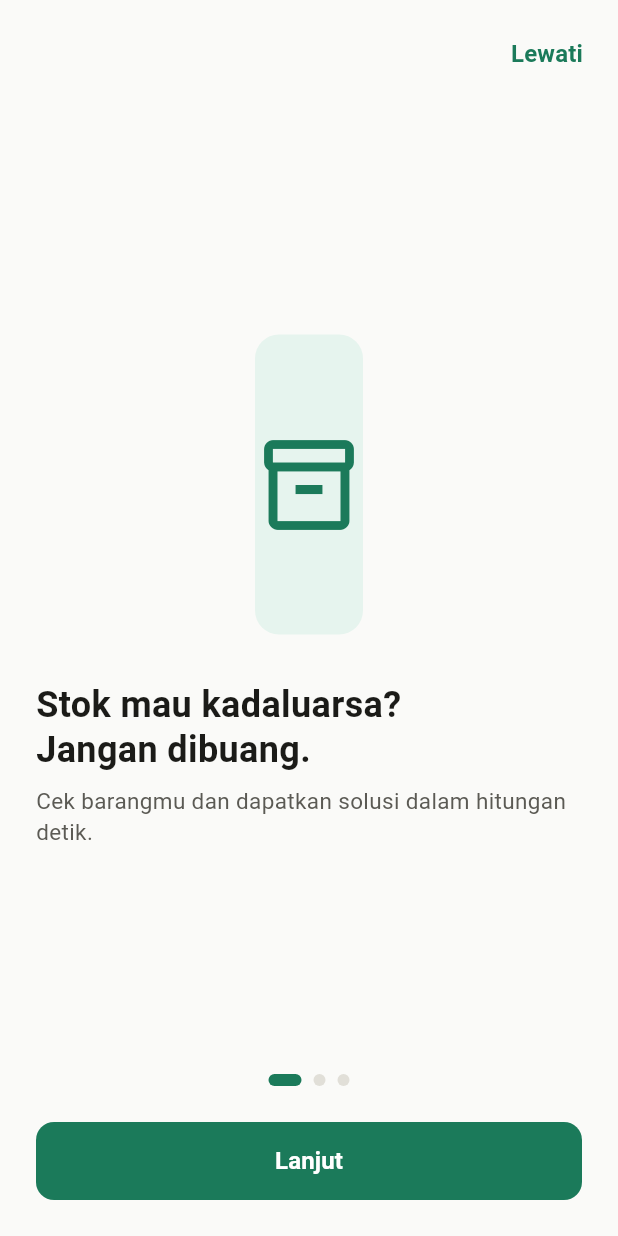
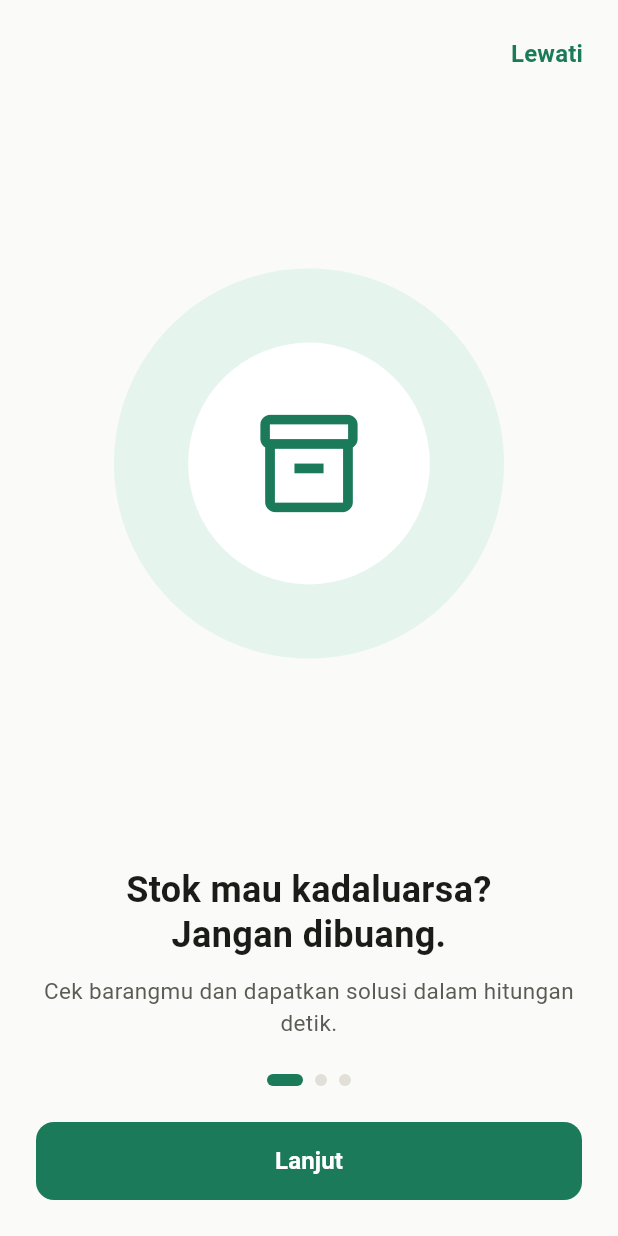
Before and after one commit to duskoide/komfes, a Flutter app: the screen it shows after launch, on a phone screen of 412 x 824 dp. Run offline on Flutter 3.47's test engine with Material 3 defaults, Android fonts, the phone set to English and light mode, and no system bars; our stand-ins replace device_preview, flutter_riverpod, go_router; accounts and stored records are empty.

Commit message:
feat: restyle onboarding slides and label the page indicator (S-02)
The flat placeholder box is replaced by a concentric-circle
composition that scales with the viewport. Slide text is centred on
phones but stays left-aligned on tablets, and paragraph width is
capped with paragraphMaxWidth.

The page indicator now carries a semantic label announcing the current
slide.

```diff
--- a/frontend/lib/features/onboarding/onboarding_screen.dart
+++ b/frontend/lib/features/onboarding/onboarding_screen.dart
@@ -69,7 +69,9 @@ class _OnboardingScreenState extends ConsumerState<OnboardingScreen> {
                         children: [
                           Expanded(child: _Illustration(icon: slide.icon)),
                           const SizedBox(width: AppSpacing.xxl),
-                          Expanded(child: _SlideText(slide: slide)),
+                          Expanded(
+                            child: _SlideText(slide: slide, centered: false),
+                          ),
                         ],
                       ),
                     );
@@ -79,23 +81,28 @@ class _OnboardingScreenState extends ConsumerState<OnboardingScreen> {
                     child: Column(
                       mainAxisAlignment: MainAxisAlignment.center,
                       children: [
-                        _Illustration(icon: slide.icon),
+                        Flexible(child: _Illustration(icon: slide.icon)),
                         const SizedBox(height: AppSpacing.xxl),
-                        _SlideText(slide: slide),
+                        _SlideText(slide: slide, centered: true),
                       ],
                     ),
                   );
                 },
               ),
             ),
-            Row(
+            Semantics(
+              label: 'Slide ${_page + 1} dari ${_slides.length}',
+              child: Padding(
+                padding: const EdgeInsets.only(top: AppSpacing.xl),
+                child: Row(
                   mainAxisAlignment: MainAxisAlignment.center,
                   children: List.generate(_slides.length, (i) {
                     final active = i == _page;
                     return AnimatedContainer(
                       duration: const Duration(milliseconds: 200),
+                      curve: Curves.easeOut,
                       margin: const EdgeInsets.symmetric(horizontal: 4),
-                  width: active ? 22 : 8,
+                      width: active ? 24 : 8,
                       height: 8,
                       decoration: BoxDecoration(
                         color: active ? AppColors.primary : AppColors.border,
@@ -103,6 +110,8 @@ class _OnboardingScreenState extends ConsumerState<OnboardingScreen> {
                       ),
                     );
                   }),
+                ),
+              ),
             ),
             Padding(
               padding: const EdgeInsets.all(AppSpacing.xl),
@@ -130,37 +139,76 @@ class _OnboardingScreenState extends ConsumerState<OnboardingScreen> {
   }
 }
 
+/// Dua lingkaran sepusat, tanpa shadow bertumpuk — sesuai batasan
+/// perangkat low-end di panduan (§2.5).
 class _Illustration extends StatelessWidget {
   const _Illustration({required this.icon});
   final IconData icon;
 
   @override
   Widget build(BuildContext context) {
-    return Container(
-      height: 200,
-      decoration: BoxDecoration(
+    return Center(
+      child: AspectRatio(
+        aspectRatio: 1,
+        child: LayoutBuilder(
+          builder: (context, constraints) {
+            final outer = constraints.biggest.shortestSide.clamp(160.0, 260.0);
+            return Center(
+              child: Container(
+                width: outer,
+                height: outer,
+                decoration: const BoxDecoration(
                   color: AppColors.primaryLight,
-        borderRadius: BorderRadius.circular(AppSpacing.radiusLg),
+                  shape: BoxShape.circle,
                 ),
-      child: Icon(icon, size: 72, color: AppColors.primary),
+                child: Center(
+                  child: Container(
+                    width: outer * 0.62,
+                    height: outer * 0.62,
+                    decoration: const BoxDecoration(
+                      color: AppColors.surface,
+                      shape: BoxShape.circle,
+                    ),
+                    child: Icon(
+                      icon,
+                      size: outer * 0.3,
+                      color: AppColors.primary,
+                    ),
+                  ),
+                ),
+              ),
+            );
+          },
+        ),
+      ),
     );
   }
 }
 
 class _SlideText extends StatelessWidget {
-  const _SlideText({required this.slide});
+  const _SlideText({required this.slide, required this.centered});
   final _Slide slide;
+  final bool centered;
 
   @override
   Widget build(BuildContext context) {
-    return Column(
-      crossAxisAlignment: CrossAxisAlignment.start,
+    final align = centered ? TextAlign.center : TextAlign.start;
+    return ConstrainedBox(
+      constraints: const BoxConstraints(maxWidth: AppSpacing.paragraphMaxWidth),
+      child: Column(
+        crossAxisAlignment:
+            centered ? CrossAxisAlignment.center : CrossAxisAlignment.start,
         mainAxisSize: MainAxisSize.min,
         children: [
-        Text(slide.title, style: AppTypography.h1),
-        const SizedBox(height: AppSpacing.sm),
-        Text(slide.body, style: AppTypography.body.copyWith(color: AppColors.textSecondary)),
+          Text(slide.title, style: AppTypography.h1, textAlign: align),
+          const SizedBox(height: AppSpacing.md),
+          Text(
+            slide.body,
+            textAlign: align,
+            style: AppTypography.body.copyWith(color: AppColors.textSecondary),
+          ),
         ],
+      ),
     );
   }
 }
```
Lines whose indentation alone changed are shown as unchanged.
